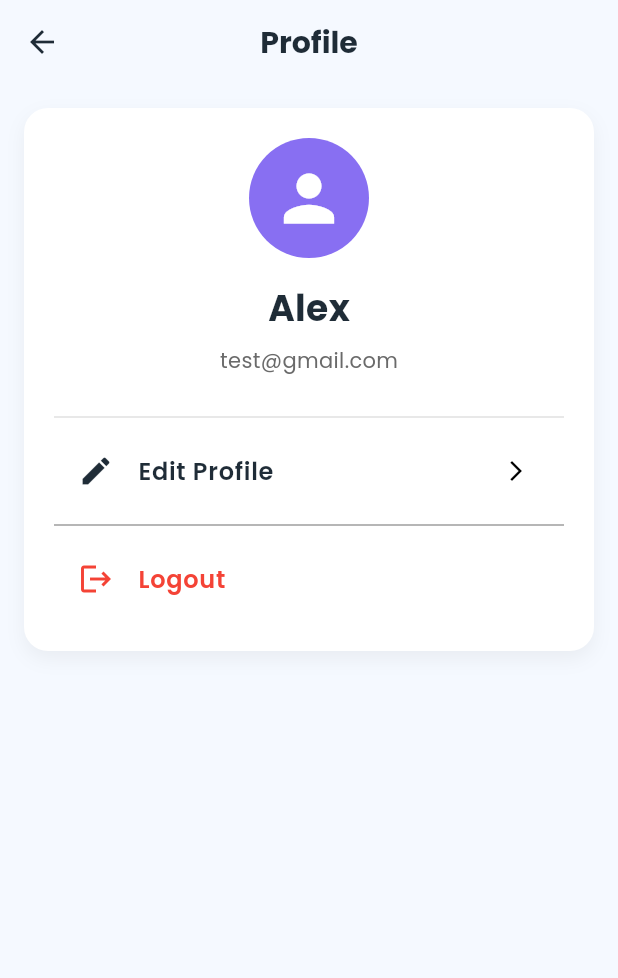
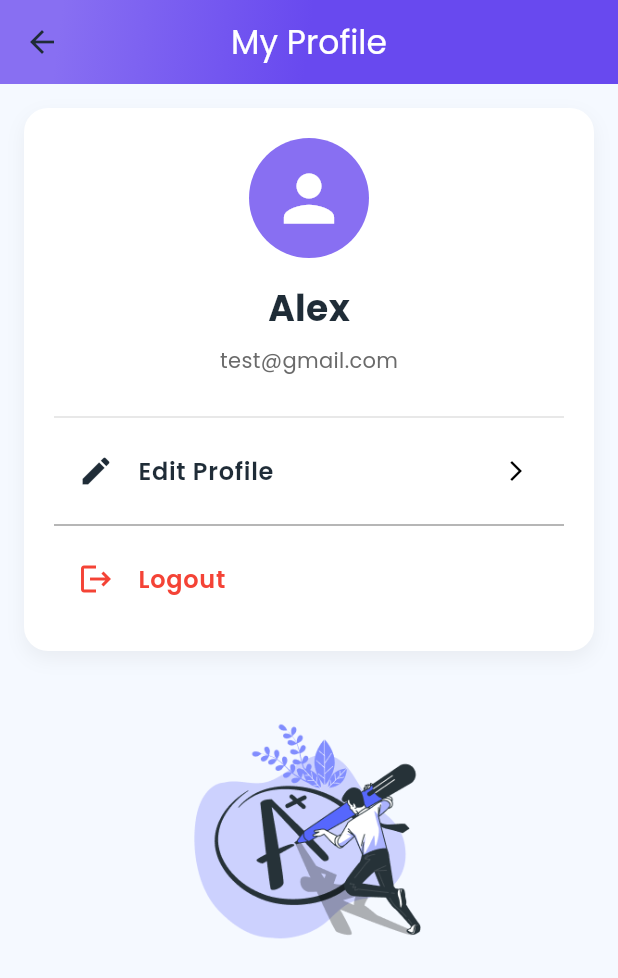
Before and after one commit to zw-weng/EduConnect-Xcode, a Flutter app: the ProfileScreen screen opened directly, on a phone screen of 412 x 824 dp. Shown: the top 978 px of the screen. Run offline on Flutter 3.47's test engine with Material 3 defaults, Android fonts, the phone set to English and light mode, and no system bars; our stand-ins replace carousel_slider, dio, google_nav_bar, youtube_player_flutter; missing offline and left inert: external_path, flutter_file_dialog, pdfx, youtube_explode_dart.

Commit message:
update ui

```diff
--- a/lib/screens/profile_screen.dart
+++ b/lib/screens/profile_screen.dart
@@ -20,15 +20,26 @@ class ProfileScreen extends StatelessWidget {
     return Scaffold(
       backgroundColor: kBackColor,
       appBar: AppBar(
-        backgroundColor: kBackColor,
+        backgroundColor: Colors.transparent,
         elevation: 0,
-        title: const Text(
-          'Profile',
-          style: TextStyle(
-            color: kTextColor,
-            fontSize: 20.0,
-            fontWeight: FontWeight.bold,
+        flexibleSpace: Container(
+          decoration: const BoxDecoration(
+            gradient: LinearGradient(
+              begin: Alignment.topLeft,
+              end: Alignment.bottomRight,
+              stops: [0.1, 0.5],
+              colors: [
+                kPrimaryLight, // kPrimaryLight
+                kPrimaryColor, // kPrimaryColor
+              ],
+            ),
           ),
+        ),
+        title: Text(
+          "My Profile",
+          style: Theme.of(context).textTheme.titleLarge?.copyWith(
+                color: Colors.white,
+              ),
         ),
         centerTitle: true,
       ),
@@ -49,7 +60,12 @@ class ProfileScreen extends StatelessWidget {
                 },
                 onLogout: () => _logout(context),
               ),
-              const Spacer(),
+              const SizedBox(height: 20), // Space between ProfileCard and image
+              Image.asset(
+                'assets/images/Main img.png', // Replace with your image path
+                height: 200, // Adjust the height as needed
+                fit: BoxFit.cover, // Adjust the fit as needed
+              ),
             ],
           ),
         ),
```
Also changed, not shown: lib/widgets/app_logo.dart (+10 -5 lines), lib/widgets/tutor_card.dart (+4 -4 lines), assets/icons/ic_launcher-web.png (added), assets/icons/playstore-icon.png (deleted), assets/images/Main img 1.png (added), assets/images/Main img 2.png (added), assets/images/Main img.png (added).
